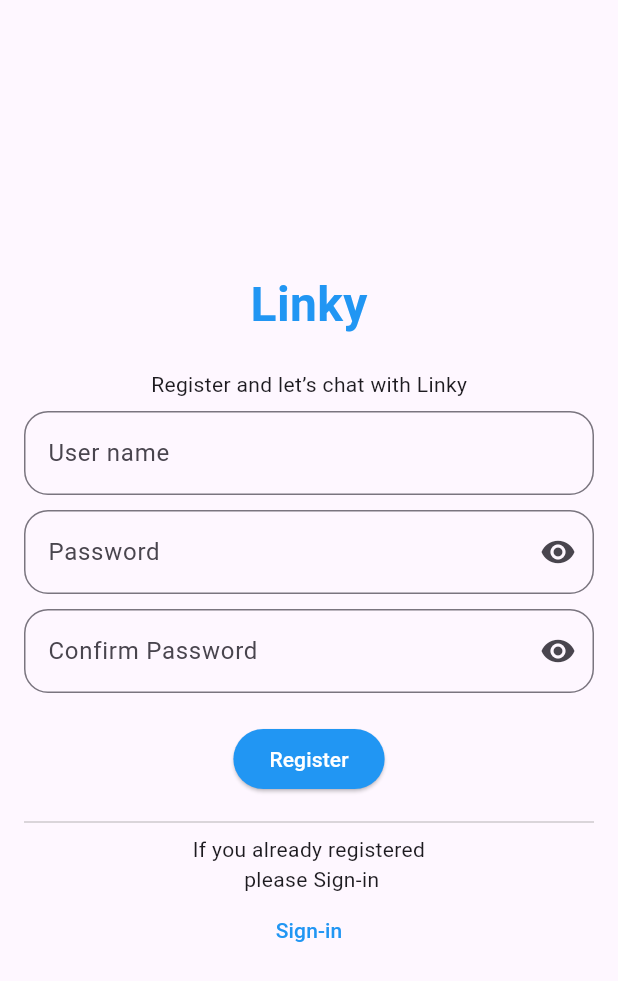
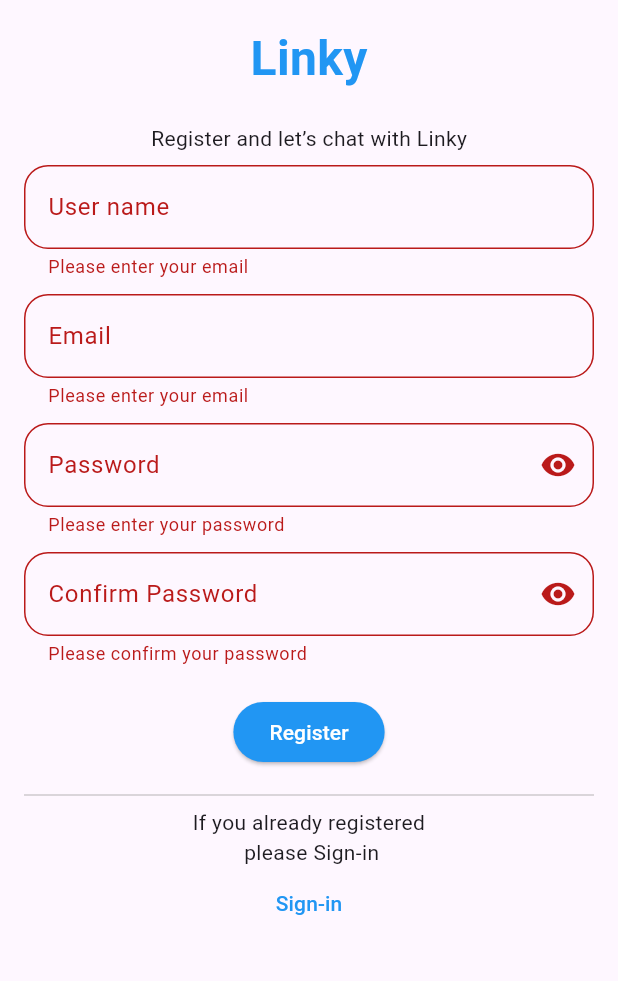
Before and after one commit to Bassem0gamal/linky, a Flutter app: the RegisterScreen screen opened directly, after a tap on "Register", on a phone screen of 412 x 824 dp. Shown: the top 981 px of the screen. Run offline on Flutter 3.47's test engine with Material 3 defaults, Android fonts, the phone set to English and light mode, and no system bars; our stand-ins replace firebase_auth; accounts and stored records are empty.

Commit message:
Add FireBase Auth Logic to RegisterScreen Add Validation for the TextField in RegisterScreen Add some Improvement

```diff
--- a/lib/ui/screen/register/register_screen.dart
+++ b/lib/ui/screen/register/register_screen.dart
@@ -15,6 +15,9 @@ class _RegisterScreenState extends State<RegisterScreen> {
   bool _obscureTextP = true;
   bool _obscureTextPC = true;
 
+  final _formKey = GlobalKey<FormState>();
+
+  final _userNameTextController = TextEditingController();
   final _emailTextController = TextEditingController();
   final _passwordTextController = TextEditingController();
   final _confirmPasswordTextController = TextEditingController();
@@ -22,9 +25,12 @@ class _RegisterScreenState extends State<RegisterScreen> {
   @override
   Widget build(BuildContext context) {
     return Scaffold(
-      body: Center(
-        child: Padding(
+      body: ListView(
+        children: [
+          Padding(
             padding: const EdgeInsets.all(16.0),
+            child: Form(
+              key: _formKey,
               child: Column(
                 mainAxisAlignment: MainAxisAlignment.center,
                 children: [
@@ -32,14 +38,20 @@ class _RegisterScreenState extends State<RegisterScreen> {
                     'Linky',
                     style: TextStyle(
                         fontSize: 32,
-                  fontWeight: FontWeight.bold,color: Colors.blue
-                ),
+                        fontWeight: FontWeight.bold,
+                        color: Colors.blue),
                   ),
                   const SizedBox(height: 20),
                   const Text('Register and let’s chat with Linky'),
                   const SizedBox(height: 8),
-              TextField(
-                controller: _emailTextController,
+                  TextFormField(
+                    validator: (value) {
+                      if (value!.isEmpty) {
+                        return 'Please enter your email';
+                      }
+                      return null;
+                    },
+                    controller: _userNameTextController,
                     decoration: InputDecoration(
                       labelText: 'User name',
                       border: OutlineInputBorder(
@@ -48,13 +60,37 @@ class _RegisterScreenState extends State<RegisterScreen> {
                     ),
                   ),
                   const SizedBox(height: 10),
-              TextField(
+                  TextFormField(
+                    validator: (value) {
+                      if (value!.isEmpty) {
+                        return 'Please enter your email';
+                      }
+                      return null;
+                    },
+                    controller: _emailTextController,
+                    decoration: InputDecoration(
+                      labelText: 'Email',
+                      border: OutlineInputBorder(
+                        borderRadius: BorderRadius.circular(16),
+                      ),
+                    ),
+                  ),
+                  const SizedBox(height: 10),
+                  TextFormField(
+                    validator: (value) {
+                      if (value!.isEmpty) {
+                        return 'Please enter your password';
+                      }
+                      return null;
+                    },
                     controller: _passwordTextController,
                     obscureText: _obscureTextP,
                     decoration: InputDecoration(
                       labelText: 'Password',
                       suffixIcon: IconButton(
-                    icon: Icon(_obscureTextP ?Icons.visibility : Icons.visibility_off),
+                        icon: Icon(_obscureTextP
+                            ? Icons.visibility
+                            : Icons.visibility_off),
                         onPressed: () {
                           setState(() {
                             _obscureTextP = !_obscureTextP;
@@ -67,13 +103,23 @@ class _RegisterScreenState extends State<RegisterScreen> {
                     ),
                   ),
                   const SizedBox(height: 10),
-              TextField(
+                  TextFormField(
+                    validator: (value) {
+                      if (value!.isEmpty) {
+                        return 'Please confirm your password';
+                      } else if (value != _passwordTextController.text) {
+                        return 'Passwords do not match';
+                      }
+                      return null;
+                    },
                     controller: _confirmPasswordTextController,
                     obscureText: _obscureTextPC,
                     decoration: InputDecoration(
                       labelText: 'Confirm Password',
                       suffixIcon: IconButton(
-                    icon: Icon(_obscureTextPC ?Icons.visibility : Icons.visibility_off),
+                        icon: Icon(_obscureTextPC
+                            ? Icons.visibility
+                            : Icons.visibility_off),
                         onPressed: () {
                           setState(() {
                             _obscureTextPC = !_obscureTextPC;
@@ -87,8 +133,57 @@ class _RegisterScreenState extends State<RegisterScreen> {
                   ),
                   const SizedBox(height: 20),
                   ElevatedButton(
-                onPressed: () {
-                  // TODO :Handle registration logic here
+                    onPressed: () async {
+                      if (_formKey.currentState!.validate()) {
+                        try {
+                          const CircularProgressIndicator(
+                            valueColor: AlwaysStoppedAnimation(Colors.blue),
+                          );
+                          await FirebaseAuth.instance
+                              .createUserWithEmailAndPassword(
+                            email: _emailTextController.text,
+                            password: _passwordTextController.text,
+                          );
+                          Navigator.push(
+                              context,
+                              MaterialPageRoute(
+                                  builder: (context) => const HomeScreen()));
+
+                          ScaffoldMessenger.of(context).showSnackBar(
+                            const SnackBar(
+                              content: Text('Registration successful!'),
+                              backgroundColor: Colors.green,
+                            ),
+                          );
+                        } on FirebaseAuthException catch (e) {
+                          if (e.code == 'weak-password') {
+                            print('The password provided is too weak.');
+                            ScaffoldMessenger.of(context).showSnackBar(
+                              const SnackBar(
+                                content: Text('The password provided is too weak.'),
+                                backgroundColor: Colors.red,
+                              ),
+                            );
+                          } else if (e.code == 'email-already-in-use') {
+                            print('The account already exists for that email.');
+                            ScaffoldMessenger.of(context).showSnackBar(
+                              const SnackBar(
+                                content: Text(
+                                    'The account already exists for that email.'),
+                                backgroundColor: Colors.red,
+                              ),
+                            );
+                          }
+                        } catch (e) {
+                          print(e);
+                          ScaffoldMessenger.of(context).showSnackBar(
+                            SnackBar(
+                              content: Text('$e'),
+                              backgroundColor: Colors.red,
+                            ),
+                          );
+                        }
+                      }
                     },
                     style: ElevatedButton.styleFrom(
                       backgroundColor: Colors.blue,
@@ -123,6 +218,8 @@ class _RegisterScreenState extends State<RegisterScreen> {
               ),
             ),
           ),
+        ]
+      ),
     );
   }
 }
```
Lines whose indentation alone changed are shown as unchanged.
